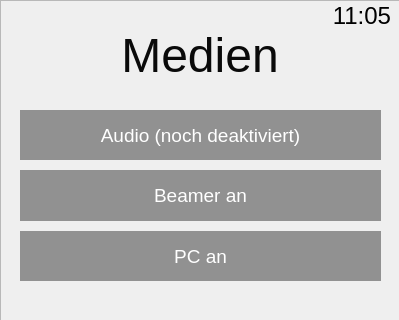
First picture: the form in Programme/ControlPanel-3-0/ui/menue_medien.ui, repository mvu/jugendprojekt, before the edit; both pictures show x 0 to 399 and y 0 to 320 of the 399 by 480 pixel window.
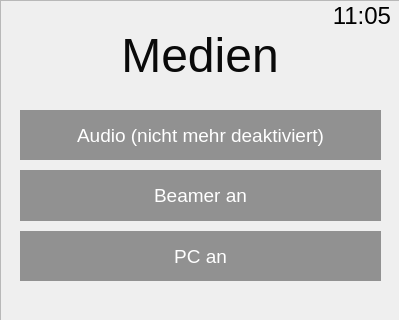
Second picture: the form after the edit. Icons and pictures are not drawn.

Commit message: Im Menü der Medien veränderte Transparenz der Knöpfe bei Klick eingebaut; Zeitanzeige mit Leben gefüllt

Patch:
```diff
--- a/Programme/ControlPanel-3-0/ui/menue_medien.ui
+++ b/Programme/ControlPanel-3-0/ui/menue_medien.ui
@@ -64,12 +64,17 @@
        </font>
       </property>
       <property name="styleSheet">
-       <string notr="true">border: 0px solid white;
-background-color:rgba(0,0,0,100);
-color:white;</string>
+       <string notr="true">QPushButton {
+	border:none;
+	color:white;
+	background-color: rgba(0,0,0,100);
+}
+QPushButton:pressed {
+	background-color: rgba(0,0,0,150);
+}</string>
       </property>
       <property name="text">
-       <string>Audio (noch deaktiviert)</string>
+       <string>Audio (nicht mehr deaktiviert)</string>
       </property>
       <property name="flat">
        <bool>true</bool>
```
Left out of the diff: 22 changed lines with no effect on the pictures. The commit also changes 2 other files.
